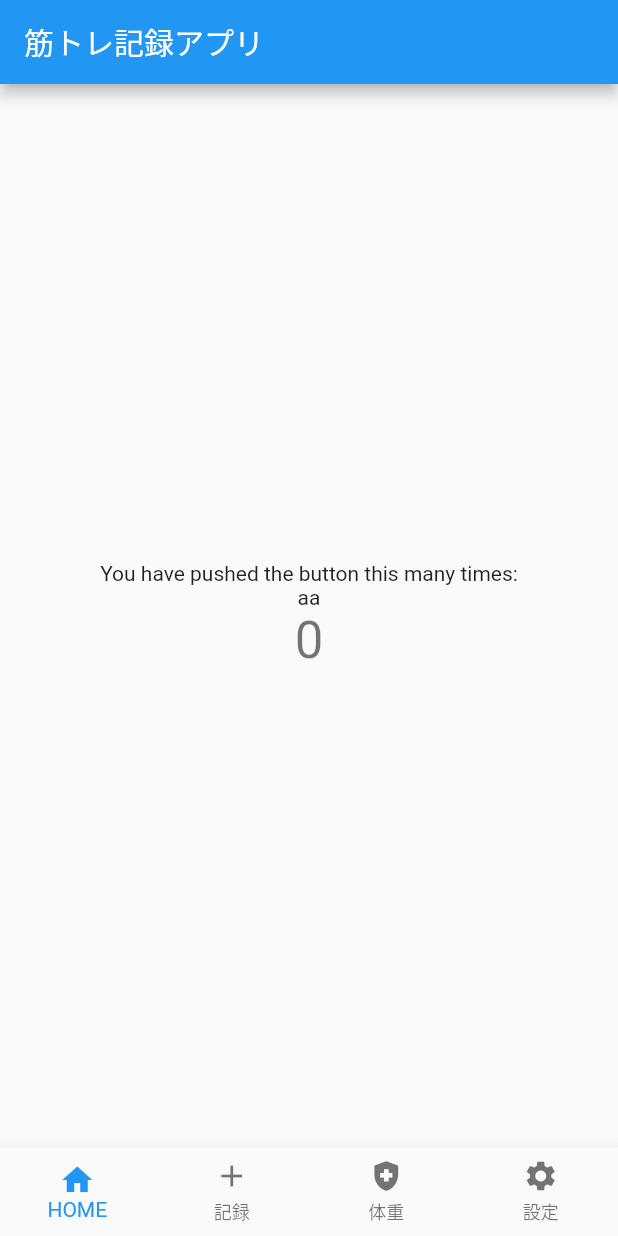
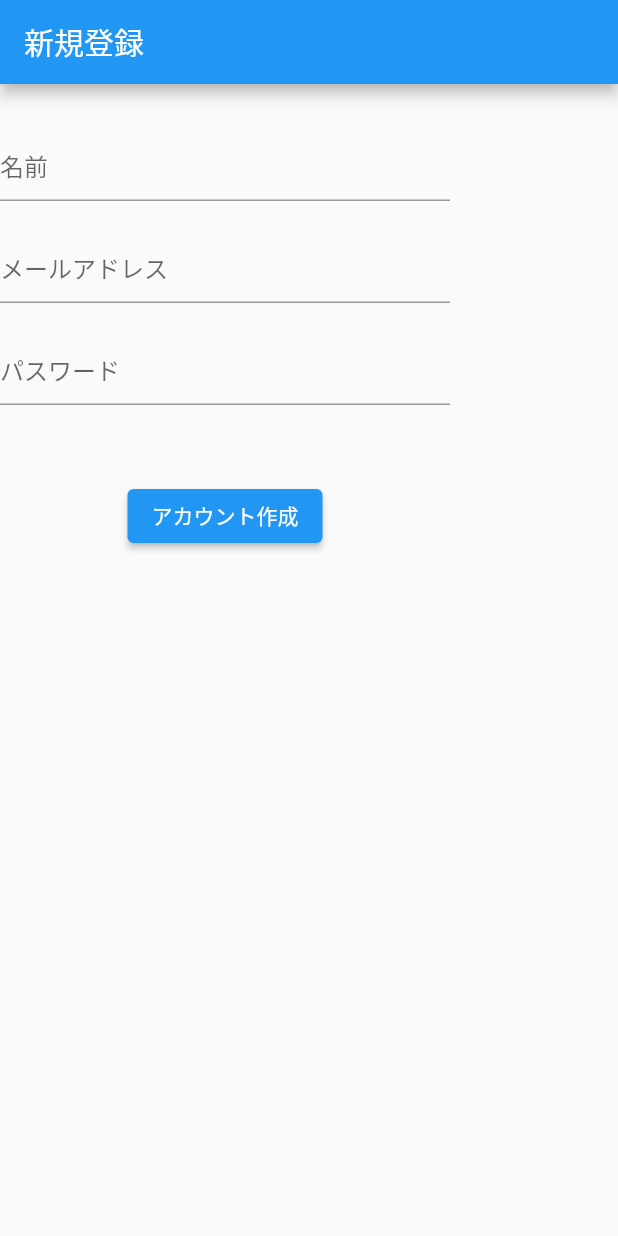
Before and after one commit to kos-san/training_note, a Flutter app: the screen it shows after launch, on a phone screen of 412 x 824 dp. Run offline on Flutter 3.47's test engine with Material 2 defaults, Android fonts, the phone set to English and light mode, and no system bars; our stand-ins replace firebase_auth, firebase_core; accounts and stored records are empty.

Commit message:
ユーザ登録機能の追加

```diff
--- /dev/null
+++ b/lib/firebase/auth/authentication.dart
@@ -0,0 +1,17 @@
+import 'package:firebase_auth/firebase_auth.dart';
+
+class Authentication {
+  static final FirebaseAuth _firebaseAuth = FirebaseAuth.instance;
+  static User? user;
+
+  static Future<dynamic> signUp({required String email, required String password}) async {
+    try {
+      await _firebaseAuth.createUserWithEmailAndPassword(email: email, password: password);
+      print('【Logger】--ユーザ登録完了--');
+      return true;
+    }on FirebaseAuthException catch(e) {
+      print('【Logger】 --ユーザ登録に失敗--');
+      return false;
+    }
+  }
+}
--- a/lib/main.dart
+++ b/lib/main.dart
@@ -1,7 +1,11 @@
+import 'package:firebase_core/firebase_core.dart';
 import 'package:flutter/material.dart';
 import 'package:training_note/view/parts/navigation_bar.dart';
+import 'package:training_note/view/test_view_page.dart';
 
-void main() {
+void main() async {
+  WidgetsFlutterBinding.ensureInitialized();
+  await Firebase.initializeApp();
   runApp(const MyApp());
 }
 
@@ -16,7 +20,8 @@ class MyApp extends StatelessWidget {
       theme: ThemeData(
         primarySwatch: Colors.blue,
       ),
-      home: const MyHomePage(title: '筋トレ記録アプリ'),
+      // home: const MyHomePage(title: '筋トレ記録アプリ'),
+      home: const TestViewPage(),
     );
   }
 }
--- /dev/null
+++ b/lib/model/user.dart
@@ -0,0 +1,20 @@
+class User {
+
+  // /// UID
+  // String id;
+  // /// 名前
+  // String name;
+  // /// 生年月日
+  // DateTime? birthDay;
+  // /// 性別
+  // String gender;
+  // /// ログインID
+  // String userId;
+  //
+  // String createdData;
+  // String updatedTime;
+
+
+  // User({required this.id, required this.name, })
+
+}
--- /dev/null
+++ b/lib/view/test_view_page.dart
@@ -0,0 +1,65 @@
+import 'package:flutter/material.dart';
+import 'package:training_note/firebase/auth/authentication.dart';
+
+///ユーザ登録の画面確認用のテストクラス
+///後で削除予定
+class TestViewPage extends StatefulWidget {
+  const TestViewPage({Key? key}) : super(key: key);
+
+  @override
+  State<TestViewPage> createState() => _TestViewPageState();
+}
+
+class _TestViewPageState extends State<TestViewPage> {
+  TextEditingController emailController = TextEditingController();
+  TextEditingController passwordController = TextEditingController();
+  TextEditingController nameController = TextEditingController();
+  @override
+  Widget build(BuildContext context) {
+    return Scaffold(
+      appBar: AppBar(
+        title: const Text('新規登録'),
+      ),
+      body: SingleChildScrollView(
+        child: Column(
+          children: [
+            SizedBox(height: 30,),
+            Container(
+              width: 300,
+              child: TextField(
+                controller: nameController,
+                decoration: InputDecoration(hintText: '名前'),
+              ),
+            ),
+            Padding(
+                padding: const EdgeInsets.symmetric(vertical: 20.0),
+              child: Container(
+                width: 300,
+                child: TextField(
+                  controller: emailController,
+                  decoration: InputDecoration(hintText: 'メールアドレス'),
+                ),
+              ),
+            ),
+            Container(
+              width: 300,
+              child: TextField(
+                controller: passwordController,
+                decoration: InputDecoration(hintText: 'パスワード'),
+              ),
+            ),
+            SizedBox(height: 50),
+            ElevatedButton(
+                onPressed: () async {
+                  if(nameController.text.isNotEmpty && emailController.text.isNotEmpty && passwordController.text.isNotEmpty) {
+                    var result = await Authentication.signUp(email: emailController.text, password: passwordController.text);
+                  }
+                },
+                child: const Text('アカウント作成')
+            ),
+          ],
+        ),
+      ),
+    );
+  }
+}
--- a/pubspec.yaml
+++ b/pubspec.yaml
@@ -34,6 +34,9 @@ dependencies:
   # The following adds the Cupertino Icons font to your application.
   # Use with the CupertinoIcons class for iOS style icons.
   cupertino_icons: ^1.0.2
+  intl: any
+  firebase_core: ^1.12.0
+  firebase_auth: ^2.0.0
 
 dev_dependencies:
   flutter_test:
```
Also changed, not shown: pubspec.lock, 3 other files.
